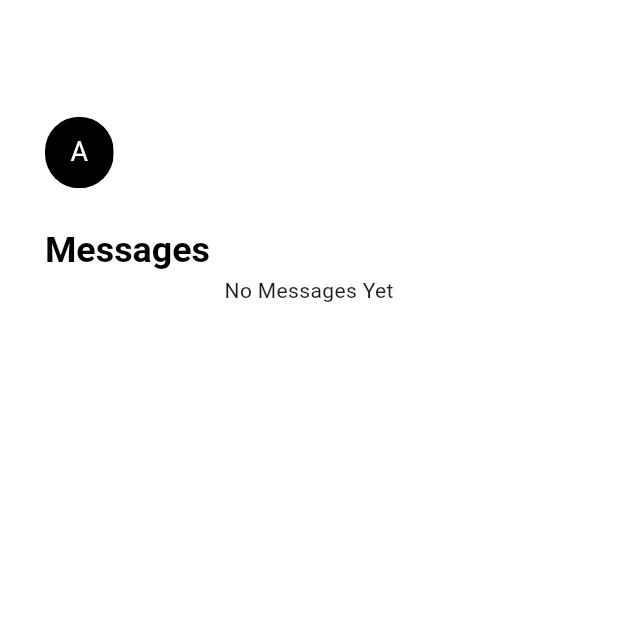
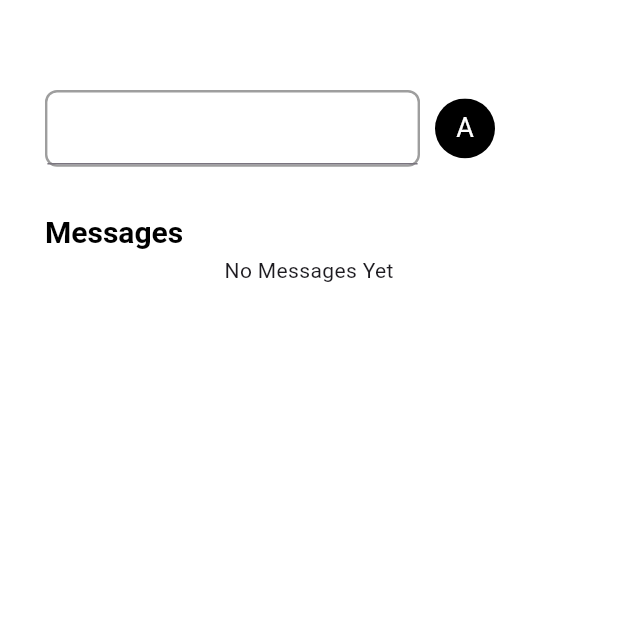
Before and after one commit to MusawwerRasheed/Chat-APP, a Flutter app: the Home screen opened directly, on a phone screen of 412 x 824 dp, the top half of it. Run offline on Flutter 3.47's test engine with Material 3 defaults, Android fonts, the phone set to English and light mode, and no system bars; drawn by our look-alikes of flutter_typeahead; our stand-ins replace bloc, cloud_firestore, firebase_auth, firebase_core, flutter_bloc, flutter_screenutil and 1 more; missing offline and left inert: flutter_quick_router; accounts and stored records are empty; Roboto replaces fonts that are missing (Plus Jakarta Sans).

```diff
--- a/lib/Domain/Models/chat_model.dart
+++ b/lib/Domain/Models/chat_model.dart
@@ -1,6 +1,6 @@
 import 'dart:convert';
+import 'package:cloud_firestore/cloud_firestore.dart';
 
-import 'package:cloud_firestore/cloud_firestore.dart';
 
 class ChatModel {
     final String? chatroomId;
--- a/lib/Domain/Models/users_model.dart
+++ b/lib/Domain/Models/users_model.dart
@@ -7,12 +7,14 @@ class UserModel {
   final String? email;
   final String? imageUrl;
   final String? uid;
+  final bool? isTyping;
 
   UserModel({
     this.displayName,
     this.email,
     this.imageUrl,
     this.uid,
+    this.isTyping,
   });
 
   UserModel copyWith({
@@ -20,6 +22,7 @@ class UserModel {
     String? email,
     String? imageUrl,
     String? uid,
+
   }) =>
       UserModel(
         displayName: displayName ?? this.displayName,
@@ -38,6 +41,7 @@ class UserModel {
         email: json["email"],
         imageUrl: json["imageUrl"],
         uid: json["uid"],
+
       );
 
   Map<String, dynamic> toJson() => {
@@ -45,6 +49,7 @@ class UserModel {
         "email": email,
         "imageUrl": imageUrl,
         "uid": uid,
+        "isTyping": isTyping,
       };
 
   factory UserModel.fromSnapshot(DocumentSnapshot snapshot) {
@@ -53,6 +58,7 @@ class UserModel {
       displayName: data['displayName'] ?? "",
       imageUrl: data['imageUrl'] ?? "",
       uid: data['uid']??"",
+      isTyping: data['isTyping']??false,
     );
   }
 }
--- a/lib/Presentation/Widgets/Auth/RegisterWIthEmail/register_with_email_screen.dart
+++ b/lib/Presentation/Widgets/Auth/RegisterWIthEmail/register_with_email_screen.dart
@@ -94,7 +94,6 @@ class _RegisterWithEmailState extends State<RegisterWithEmail> {
                   listener: (context, state) {
                     if (state is LoadedRegisterwithEmailState) {
                       final userModel = state.user;
-                      print('><><><><><><><><<<<><><>');
                       print(userModel.displayName);
 
                       context.pushReplacement(Home(
@@ -102,12 +101,10 @@ class _RegisterWithEmailState extends State<RegisterWithEmail> {
                         currentUser: FirebaseAuth.instance.currentUser,
                       ));
                       print('Registration successful: $userModel');
-                    }
-                    else if (state is ErrorRegisterWithEmailState) {
+                    } else if (state is ErrorRegisterWithEmailState) {
                       ScaffoldMessenger.of(context)
                           .showSnackBar(SnackBar(content: Text(state.error!)));
                     }
-
                   },
                   builder: (context, state) {
                     if (state is LoadingRegisterWithEmailState) {
--- a/lib/Presentation/Widgets/Auth/RegisterWIthEmail/register_with_email_states.dart
+++ b/lib/Presentation/Widgets/Auth/RegisterWIthEmail/register_with_email_states.dart
@@ -12,8 +12,6 @@ class LoadedRegisterwithEmailState extends RegisterWithEmailState {
 }
 
 class ErrorRegisterWithEmailState extends RegisterWithEmailState {
-final String? error;
-ErrorRegisterWithEmailState(this.error);
-
-
+  final String? error;
+  ErrorRegisterWithEmailState(this.error);
 }
--- a/lib/Presentation/Widgets/Chat/Home/home.dart
+++ b/lib/Presentation/Widgets/Chat/Home/home.dart
@@ -1,6 +1,5 @@
 import 'package:chat_app/Application/Services/FirestoreServices/firestore_services.dart';
 import 'package:chat_app/Data/DataSource/Resources/color.dart';
-import 'package:chat_app/Data/DataSource/Resources/extensions.dart';
 import 'package:chat_app/Data/DataSource/Resources/styles.dart';
 import 'package:chat_app/Presentation/Common/custom_image.dart';
 import 'package:chat_app/Presentation/Common/custom_text.dart';
@@ -8,36 +7,35 @@ import 'package:chat_app/Presentation/Widgets/Chat/Users/ChatUsersCubit/chat_use
 import 'package:chat_app/Presentation/Widgets/Chat/Users/ChatUsersCubit/chat_users_cubit.dart';
 import 'package:chat_app/Presentation/Widgets/Chat/Home/Components/custom_image_avatar.dart';
 import 'package:chat_app/Presentation/Widgets/Chat/Home/Controller/home_controller.dart';
+import 'package:chat_app/Presentation/Widgets/Chat/Users/UsersCubit/users_cubit.dart';
+import 'package:chat_app/Presentation/Widgets/Chat/Users/UsersCubit/users_state.dart';
 import 'package:flutter/material.dart';
 import 'package:firebase_auth/firebase_auth.dart';
 import 'package:flutter_bloc/flutter_bloc.dart';
-import 'package:flutter_screenutil/flutter_screenutil.dart';
 import 'package:chat_app/Domain/Models/users_model.dart';
 import 'package:flutter_typeahead/flutter_typeahead.dart';
 
-
-
-
 class Home extends StatefulWidget {
   final User? currentUser;
-  final BuildContext? context;
   final UserModel? userModel;
 
-  Home({Key? key, this.context, this.currentUser, this.userModel})
-      : super(key: key);
+  Home({Key? key, this.currentUser, this.userModel}) : super(key: key);
 
   @override
   State<Home> createState() => _HomeState();
 }
 
 class _HomeState extends State<Home> {
-  final currentUser = FirebaseAuth.instance.currentUser;
-  ValueNotifier<String> searchValueNotifier = ValueNotifier<String>('');
-  TextEditingController userSearchController = TextEditingController();
+  late final User? currentUser;
+  late final ValueNotifier<String> searchValueNotifier;
+  late final TextEditingController userSearchController;
 
   @override
   void initState() {
     super.initState();
+    currentUser = FirebaseAuth.instance.currentUser;
+    searchValueNotifier = ValueNotifier<String>('');
+    userSearchController = TextEditingController();
 
     context.read<ChatUsersCubit>().getChatUsers();
   }
@@ -46,9 +44,8 @@ class _HomeState extends State<Home> {
     showMenu(
       context: context,
       position: RelativeRect.fromSize(
-        Rect.fromCircle(
-            center: Offset.zero, radius: 100),
-        Size(0, 0),
+        Rect.fromCircle(center: Offset.zero, radius: 200),
+        const Size(300, 20),
       ),
       items: <PopupMenuEntry>[
         const PopupMenuItem(
@@ -67,13 +64,16 @@ class _HomeState extends State<Home> {
     });
   }
 
+
+
+
   @override
   Widget build(BuildContext context) {
     return Scaffold(
       backgroundColor: AppColors.white,
       body: Column(
         children: [
-          30.y,
+          SizedBox(height: 30),
           Expanded(
             child: SingleChildScrollView(
               child: Padding(
@@ -81,20 +81,34 @@ class _HomeState extends State<Home> {
                 child: Column(
                   crossAxisAlignment: CrossAxisAlignment.start,
                   children: [
-                    BlocConsumer<ChatUsersCubit, ChatUsersState>(
-                      listener: (context, state) {},
+                    Row(
+                      children: [
+                        BlocBuilder<UsersCubit, UsersState>(
                           builder: (context, state) {
-                        if (state is ChatUsersLoadedState) {
-                          return TypeAheadField(
-                            animationDuration: Duration(milliseconds: 200),
-                            debounceDuration: Duration(milliseconds: 500),
-                            itemBuilder: (context, suggestion) => ListTile(
+                            if (state is UsersLoadedState) {
+                              return Container(
+                                width: 250,
+                                decoration: BoxDecoration(
+                                  borderRadius: BorderRadius.circular(8),
+                                  border: Border.all(
+                                    color: Colors.grey,
+                                    width: 1.6,
+                                  ),
+                                ),
+                                child: TypeAheadField(
+                                  autoFlipDirection: false,
+                                  debounceDuration:
+                                      const Duration(milliseconds: 500),
+                                  itemBuilder: (context, suggestion) =>
+                                      ListTile(
                                     leading: SizedBox(
                                       width: 200,
                                       height: 100,
-                                child: CustomImageAvatar(isForSearch: true,
+                                      child: CustomImageAvatar(
+                                        isForSearch: true,
                                         user: state.users.firstWhere(
-                                    (user) => user.displayName == suggestion,
+                                          (user) =>
+                                              user.displayName == suggestion,
                                         ),
                                       ),
                                     ),
@@ -111,6 +125,7 @@ class _HomeState extends State<Home> {
                                     return matches;
                                   },
                                   onSelected: (String value) {
+                                    context.read<UsersCubit>().getUsers(value);
                                     var selectedUser = state.users.firstWhere(
                                       (user) => user.displayName == value,
                                     );
@@ -118,24 +133,28 @@ class _HomeState extends State<Home> {
                                       FirestoreServices().checkChatroom(
                                         context,
                                         FirebaseAuth.instance.currentUser!.uid,
-                                    selectedUser);
+                                        selectedUser,
+                                      );
                                     }
                                   },
+                                ),
                               );
+                            } else {
+                              context.read<UsersCubit>().getUsers("");
+                              return const SizedBox(
+                                  width: 60,
+                                  child: CircularProgressIndicator());
                             }
-                        return Container();
                           },
                         ),
-                    SizedBox(height: 10.h),
-                    Row(
-                      children: [
+                        const SizedBox(width: 10),
                         GestureDetector(
                           onTap: _buildPopupMenu,
                           child: ClipRRect(
-                            borderRadius: BorderRadius.circular(40.r),
+                            borderRadius: BorderRadius.circular(40),
                             child: Container(
-                              height: 40.h,
-                              width: 40.w,
+                              height: 40,
+                              width: 40,
                               color: AppColors.blackColor,
                               child: widget.currentUser?.photoURL != null
                                   ? CustomImage(
@@ -157,26 +176,26 @@ class _HomeState extends State<Home> {
                         ),
                       ],
                     ),
-                    20.y,
+                    const SizedBox(height: 10),
+                    const SizedBox(height: 20),
                     CustomText(
                       customText: 'Messages',
                       textStyle: Styles.plusJakartaSans(
                         context,
-                        fontSize: 20.h,
+                        fontSize: 20,
                         fontWeight: FontWeight.bold,
                         color: AppColors.blackColor,
                       ),
                     ),
-                    BlocConsumer<ChatUsersCubit, ChatUsersState>(
-                      listener: (context, state) {},
+                    BlocBuilder<ChatUsersCubit, ChatUsersState>(
                       builder: (context, state) {
                         if (state is ChatUsersLoadingState) {
-                          return Center(
-                              child: const CircularProgressIndicator());
+                          return const Center(
+                              child: CircularProgressIndicator());
                         }
                         if (state is ChatUsersLoadedState) {
                           return Container(
-                            height: 500.h,
+                            height: 500,
                             child: ListView.separated(
                               itemBuilder: (context, index) {
                                 final user = state.users[index];
@@ -188,12 +207,15 @@ class _HomeState extends State<Home> {
                                       user,
                                     );
                                   },
-                                  child: CustomImageAvatar(user: user,  isForSearch: false, ),
+                                  child: CustomImageAvatar(
+                                    user: user,
+                                    isForSearch: false,
+                                  ),
                                 );
                               },
                               separatorBuilder:
                                   (BuildContext context, int index) {
-                                return SizedBox(height: 20.h);
+                                return SizedBox(height: 20);
                               },
                               itemCount: state.users.length,
                             ),
@@ -214,6 +236,8 @@ class _HomeState extends State<Home> {
     );
   }
 
+
+
   @override
   void dispose() {
     super.dispose();
--- a/lib/Presentation/Widgets/Chat/Users/ChatUsersCubit/chat_users_cubit.dart
+++ b/lib/Presentation/Widgets/Chat/Users/ChatUsersCubit/chat_users_cubit.dart
@@ -1,4 +1,3 @@
-import 'dart:math';
 
 import 'package:chat_app/Data/Repository/UsersRepository/users_repository.dart';
 import 'package:chat_app/Domain/Models/users_model.dart';
```
Also changed, not shown: lib/Application/Providers/app_providers.dart (+13 -6 lines), lib/Application/Services/FirestoreServices/firestore_services.dart (+30 -71 lines), lib/Data/Repository/ChatRepository/is_typing_repository.dart (added, +14 -0 lines), lib/Presentation/Widgets/Chat/ChatCubit/typing_cubit.dart (added, +21 -0 lines), lib/Presentation/Widgets/Chat/ChatCubit/typing_state.dart (added, +16 -0 lines), lib/Presentation/Widgets/Chat/ChatScreen/Components/custom_chat_text_field.dart (+6 -1 lines), lib/Presentation/Widgets/Chat/ChatScreen/Controller/chat_screen.controller.dart (added, +15 -0 lines), lib/Presentation/Widgets/Chat/ChatScreen/chat_screen.dart (+37 -24 lines). Lines whose indentation alone changed are shown as unchanged.
